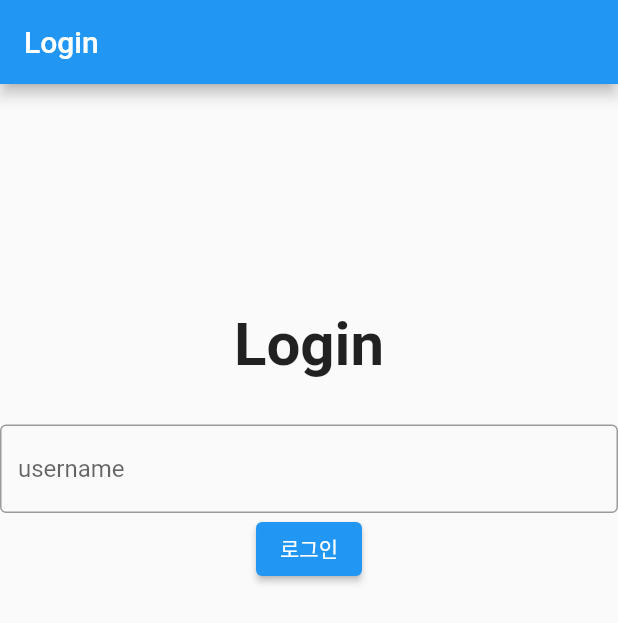
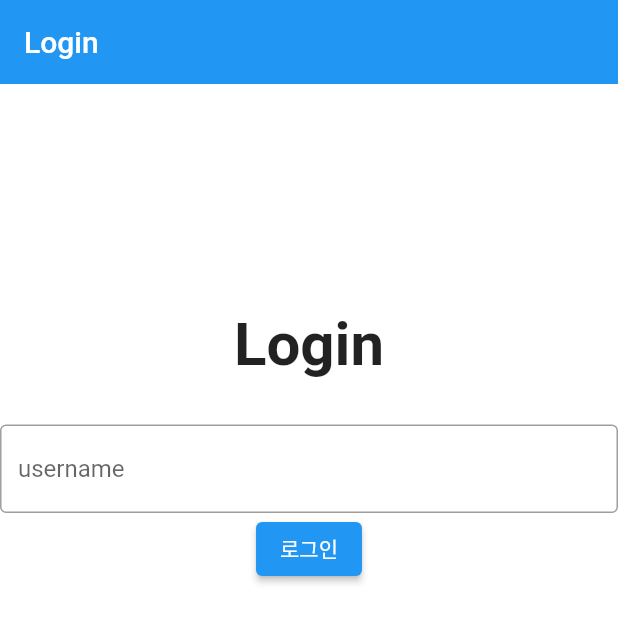
Before and after one commit to Aqudi/flutter-group-study, a Flutter app: the screen it shows after launch, on a phone screen of 412 x 824 dp. Shown: the top 623 px of the screen. Run offline on Flutter 3.47's test engine with Material 2 defaults, Android fonts, the light colour scheme and no system bars; our stand-ins replace cloud_firestore, firebase_core, flutter_hooks, freezed_annotation, hooks_riverpod; accounts and stored records are empty.

Commit message:
feat: Update theme color

```diff
--- a/newtalk/lib/app.dart
+++ b/newtalk/lib/app.dart
@@ -9,7 +9,8 @@ class App extends StatelessWidget {
     return MaterialApp(
       title: 'Flutter Demo',
       theme: ThemeData(
-        primarySwatch: Colors.blue,
+        primaryColor: Colors.white,
+        textTheme: Typography.material2018().black,
       ),
       home: const LoginPage(),
     );
--- a/newtalk/lib/widgets/base_scaffold.dart
+++ b/newtalk/lib/widgets/base_scaffold.dart
@@ -24,9 +24,13 @@ class BaseScaffold extends StatelessWidget {
       },
       child: SafeArea(
         child: Scaffold(
+          backgroundColor: Colors.white,
           appBar: AppBar(
-            title: Text(title ?? 'Unknown'),
+            title: Text(
+              title ?? 'Unknown',
+            ),
             actions: actions,
+            elevation: 0,
           ),
           body: isLoading
               ? const Center(
```
